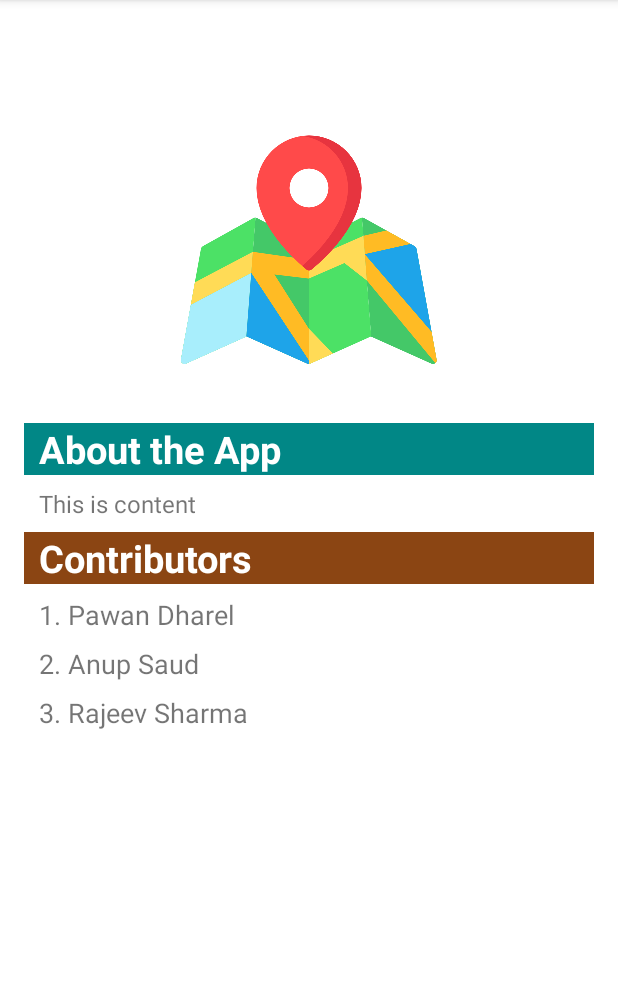
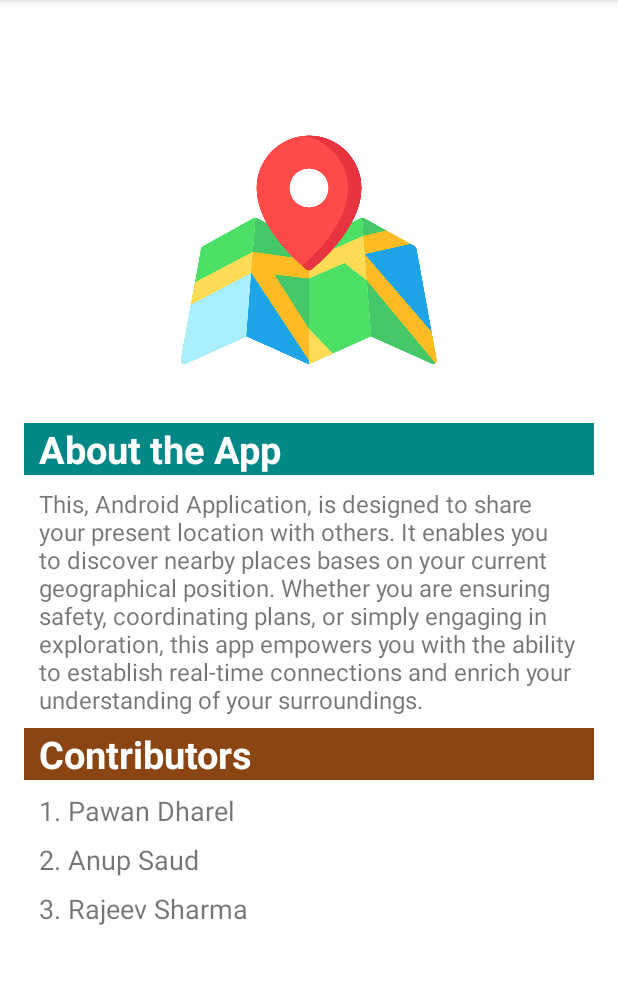
Before and after one commit to razeiv07/androidProject2, an Android app: the screen it shows after launch (MainActivity), in the options menu, after a tap on "About", on a phone screen of 412 x 824 dp, the part 84-1068 px from its top. Run offline under Robolectric (Android 15) with nearby library versions, the phone set to English and light mode, and no system bars.

Commit message:
Description Updated

```diff
--- a/app/src/main/res/layout/fragment_about.xml
+++ b/app/src/main/res/layout/fragment_about.xml
@@ -46,7 +46,7 @@
                 <TextView
                     android:layout_width="match_parent"
                     android:layout_height="wrap_content"
-                    android:text="This is content"
+                    android:text="@string/description"
                     android:textSize="16dp"
                     android:layout_marginBottom="8dp"
                     android:paddingLeft="10dp"/>
--- a/app/src/main/res/values/strings.xml
+++ b/app/src/main/res/values/strings.xml
@@ -7,5 +7,6 @@
     <string name="anup">2. Anup Saud</string>
     <string name="rajeev">3. Rajeev Sharma</string>
     <string name="contributors">Contributors</string>
-    <string name="description">This project resembles </string>
+    <string name="description">This, Android Application, is designed to share your present location with others. It enables you to discover nearby places bases on your current geographical position.
+        Whether you are ensuring safety, coordinating plans, or simply engaging in exploration, this app empowers you with the ability to establish real-time connections and enrich your understanding of your surroundings.</string>
 </resources>
```
